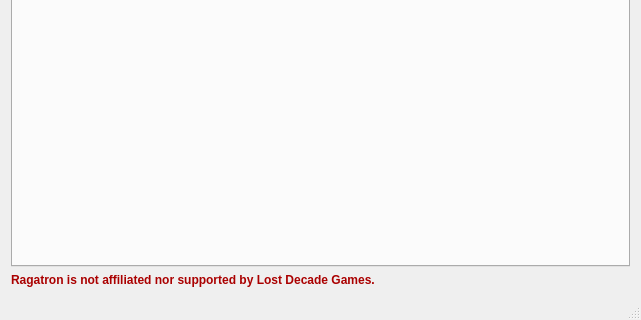
dannagle/ragatron, file ragatron/mainwindow.ui: the form before one commit; both pictures show x 0 to 641 and y 382 to 702 of the 641 by 702 pixel window.
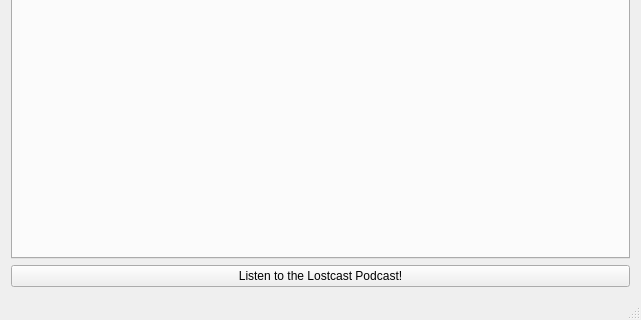
The form after the commit.

Commit message: added ldg and lostcast

```diff
--- a/ragatron/mainwindow.ui
+++ b/ragatron/mainwindow.ui
@@ -51,12 +51,9 @@
      </widget>
     </item>
     <item>
-     <widget class="QLabel" name="label">
-      <property name="styleSheet">
-       <string notr="true">color:rgb(170, 0, 0);font-weight:bold;</string>
-      </property>
+     <widget class="QPushButton" name="lostcastButton">
       <property name="text">
-       <string>Ragatron is not affiliated nor supported by Lost Decade Games.</string>
+       <string>Listen to the Lostcast Podcast!</string>
       </property>
      </widget>
     </item>
```
The commit also changes 4 other files.
